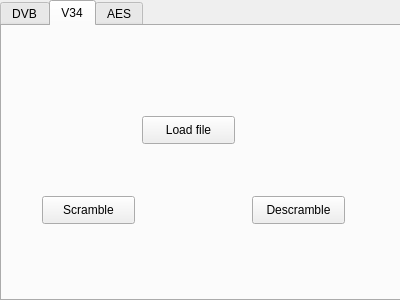
Above: ScramblersGUI/scramblergui.ui from 68Kamil68/NiDUC-KrystianWojakiewiczKamilKrakowskiKarolMisterkiewicz before the change. Below: the same form after it.
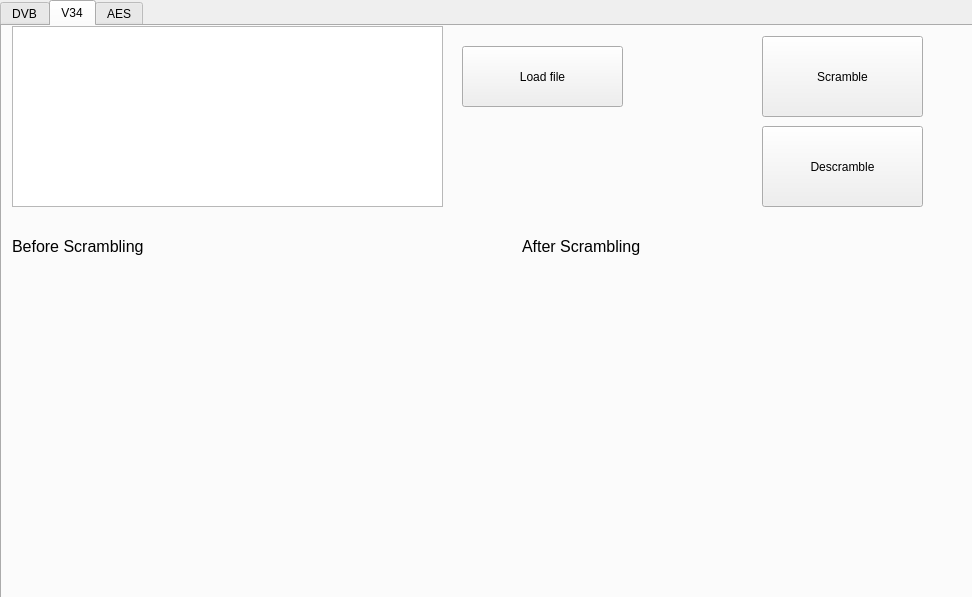
That is the form after the change. The open tabs and pages were chosen to show the change.

Commit message: showing de/scrambled images and SYNC strings in GUI. Fixed performance bug(DVB scrambler is now faster. Started worrking on V34 gui

Diff of the .ui file:
```diff
--- a/ScramblersGUI/scramblergui.ui
+++ b/ScramblersGUI/scramblergui.ui
@@ -6,8 +6,8 @@
    <rect>
     <x>0</x>
     <y>0</y>
-    <width>400</width>
-    <height>300</height>
+    <width>972</width>
+    <height>597</height>
    </rect>
   </property>
   <property name="windowTitle">
@@ -57,8 +57,8 @@
     <rect>
      <x>0</x>
      <y>0</y>
-     <width>411</width>
-     <height>301</height>
+     <width>981</width>
+     <height>601</height>
     </rect>
    </property>
    <property name="currentIndex">
@@ -112,45 +112,123 @@
     <attribute name="title">
      <string>V34</string>
     </attribute>
-    <widget class="QPushButton" name="scrambleBtnV34">
-     <property name="geometry">
-      <rect>
-       <x>40</x>
-       <y>170</y>
-       <width>93</width>
-       <height>28</height>
-      </rect>
-     </property>
-     <property name="text">
-      <string>Scramble</string>
-     </property>
-    </widget>
     <widget class="QPushButton" name="descrambleBtnV34">
      <property name="geometry">
       <rect>
-       <x>250</x>
-       <y>170</y>
-       <width>93</width>
-       <height>28</height>
+       <x>760</x>
+       <y>100</y>
+       <width>161</width>
+       <height>81</height>
       </rect>
      </property>
      <property name="text">
       <string>Descramble</string>
      </property>
     </widget>
+    <widget class="QLabel" name="beforeImgLabelV34">
+     <property name="geometry">
+      <rect>
+       <x>0</x>
+       <y>240</y>
+       <width>421</width>
+       <height>321</height>
+      </rect>
+     </property>
+     <property name="autoFillBackground">
+      <bool>false</bool>
+     </property>
+     <property name="text">
+      <string/>
+     </property>
+    </widget>
     <widget class="QPushButton" name="loadFileBtnV34">
      <property name="geometry">
       <rect>
-       <x>140</x>
-       <y>90</y>
-       <width>93</width>
-       <height>28</height>
+       <x>460</x>
+       <y>20</y>
+       <width>161</width>
+       <height>61</height>
       </rect>
      </property>
      <property name="text">
       <string>Load file</string>
      </property>
     </widget>
+    <widget class="QTextBrowser" name="textBrowserV34">
+     <property name="geometry">
+      <rect>
+       <x>10</x>
+       <y>0</y>
+       <width>431</width>
+       <height>181</height>
+      </rect>
+     </property>
+    </widget>
+    <widget class="QLabel" name="afterImgLabelV34">
+     <property name="geometry">
+      <rect>
+       <x>520</x>
+       <y>240</y>
+       <width>431</width>
+       <height>321</height>
+      </rect>
+     </property>
+     <property name="autoFillBackground">
+      <bool>false</bool>
+     </property>
+     <property name="text">
+      <string/>
+     </property>
+    </widget>
+    <widget class="QLabel" name="afterLabelV34">
+     <property name="geometry">
+      <rect>
+       <x>520</x>
+       <y>200</y>
+       <width>171</width>
+       <height>41</height>
+      </rect>
+     </property>
+     <property name="font">
+      <font>
+       <pointsize>12</pointsize>
+      </font>
+     </property>
+     <property name="text">
+      <string>After Scrambling</string>
+     </property>
+    </widget>
+    <widget class="QLabel" name="beforeLabelV34">
+     <property name="geometry">
+      <rect>
+       <x>10</x>
+       <y>200</y>
+       <width>171</width>
+       <height>41</height>
+      </rect>
+     </property>
+     <property name="font">
+      <font>
+       <pointsize>12</pointsize>
+      </font>
+     </property>
+     <property name="text">
+      <string>Before Scrambling</string>
+     </property>
+    </widget>
+    <widget class="QPushButton" name="scrambleBtnV34">
+     <property name="geometry">
+      <rect>
+       <x>760</x>
+       <y>10</y>
+       <width>161</width>
+       <height>81</height>
+      </rect>
+     </property>
+     <property name="text">
+      <string>Scramble</string>
+     </property>
+    </widget>
    </widget>
    <widget class="QWidget" name="tabAES">
     <attribute name="title">
```
Left out of the diff: 210 changed lines with no effect on the pictures. The commit also changes 6 other files.
